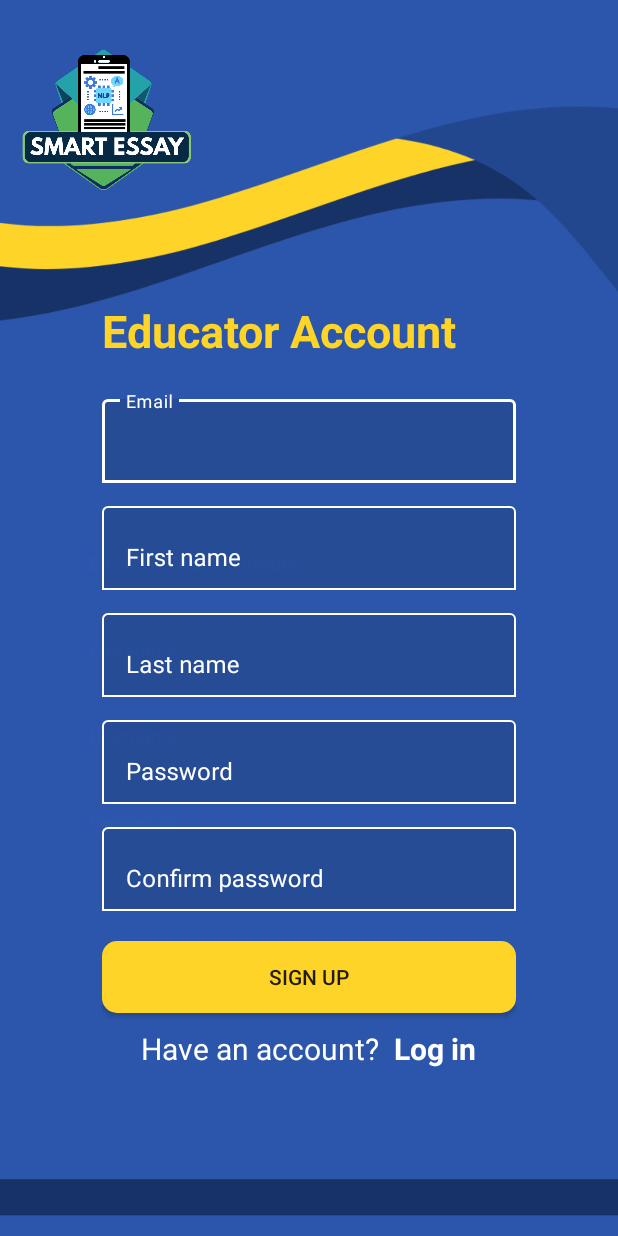
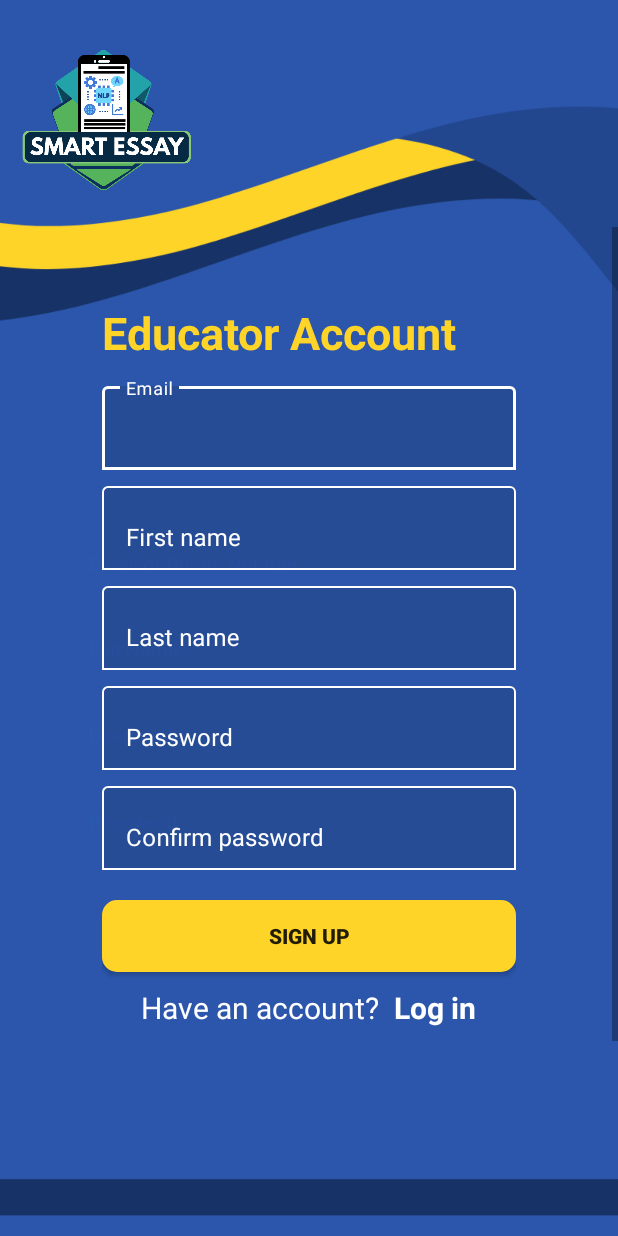
Before and after one commit to Jhonas028/SmartEssay, an Android app: the CreateTeacherAcc screen opened directly, with no data from a screen before it, on a phone screen of 412 x 824 dp. Run offline under Robolectric (Android 15) with nearby library versions, the phone set to English and light mode, and no system bars; our stand-ins replace Firebase (no records; nobody signed in at launch, a user with empty details on screens opened directly); Roboto replaces fonts that are not available here.

Commit message:
done Teacher side creating of account

```diff
--- a/app/src/main/AndroidManifest.xml
+++ b/app/src/main/AndroidManifest.xml
@@ -14,6 +14,9 @@
         android:supportsRtl="true"
         android:theme="@style/Theme.SmartEssay"
         tools:targetApi="31">
+        <activity
+            android:name=".CreatingAccounts.OTPverifyTeacher"
+            android:exported="false" />
         <activity
             android:name=".StudentHomepage.StudentHPActivity"
             android:exported="false" />
--- a/app/src/main/java/com/example/smartessay/CreatingAccounts/CreateTeacherAcc.java
+++ b/app/src/main/java/com/example/smartessay/CreatingAccounts/CreateTeacherAcc.java
@@ -1,17 +1,40 @@
+// Full file: CreateStudentAcc.java
 package com.example.smartessay.CreatingAccounts;
 
+import android.content.Intent;
 import android.os.Bundle;
 import android.util.Log;
+import android.widget.Button;
+import android.widget.EditText;
+import android.widget.TextView;
+import android.widget.Toast;
 
 import androidx.activity.EdgeToEdge;
 import androidx.appcompat.app.AppCompatActivity;
-import androidx.core.graphics.Insets;
-import androidx.core.view.ViewCompat;
-import androidx.core.view.WindowInsetsCompat;
 
+import com.example.smartessay.API.EmailAPI;
+import com.example.smartessay.MainActivity;
 import com.example.smartessay.R;
+import com.google.android.material.textfield.TextInputLayout;
+import com.google.firebase.database.DatabaseReference;
+import com.google.firebase.database.FirebaseDatabase;
+
+import org.json.JSONException;
+
+import java.text.SimpleDateFormat;
+import java.util.Date;
+import java.util.HashMap;
+import java.util.Locale;
+import java.util.TimeZone;
 
 public class CreateTeacherAcc extends AppCompatActivity {
+
+    Button signupBTN;
+    EditText emailET, fnameET, lnameET, snumET, passET, conpassET;
+    TextInputLayout emailTV, fnameTV, lnameTV, passTV, conpassTV;
+    String email, fname, lname, pass, confPass;
+    TextView logInTV;
+    OTPgenerator otp;
 
     @Override
     protected void onCreate(Bundle savedInstanceState) {
@@ -20,6 +43,133 @@ public class CreateTeacherAcc extends AppCompatActivity {
         setContentView(R.layout.activity_create_teacher_acc);
 
         String account = getIntent().getStringExtra("account");
-        Log.i("myTag","account name: " + account);
+
+        signupBTN = findViewById(R.id.signupBTN);
+        emailET = findViewById(R.id.emailET);
+        fnameET = findViewById(R.id.fnameET);
+        lnameET = findViewById(R.id.lnameET);
+        passET = findViewById(R.id.passET);
+        conpassET = findViewById(R.id.conpassET);
+
+        emailTV = findViewById(R.id.emailTV);
+        fnameTV = findViewById(R.id.fnameTV);
+        lnameTV = findViewById(R.id.lnameTV);
+        passTV = findViewById(R.id.passTV);
+        conpassTV = findViewById(R.id.conpassTV);
+
+        logInTV = findViewById(R.id.logInTV);
+
+        clearHelperTextOnFocus(emailET, emailTV);
+        clearHelperTextOnFocus(fnameET, fnameTV);
+        clearHelperTextOnFocus(lnameET, lnameTV);
+        clearHelperTextOnFocus(passET, passTV);
+        clearHelperTextOnFocus(conpassET, conpassTV);
+
+        logInTV.setOnClickListener(view -> {
+            startActivity(new Intent(CreateTeacherAcc.this, MainActivity.class));
+            finish();
+        });
+
+        signupBTN.setOnClickListener(v -> {
+            if (validateInputs()) {
+                otp = new OTPgenerator();
+                String myOTP = otp.generateOTP();
+                String email = emailET.getText().toString().trim();
+                String fullname = fnameET.getText().toString().trim() + " " + lnameET.getText().toString().trim();
+                String pass = passET.getText().toString().trim();
+
+                SimpleDateFormat sdf = new SimpleDateFormat("yyyy-MM-dd HH:mm:ss", Locale.getDefault());
+                sdf.setTimeZone(TimeZone.getTimeZone("Asia/Manila"));
+                String formattedTime = sdf.format(new Date());
+                long timestampRaw = System.currentTimeMillis();
+
+                DatabaseReference pendingRef = FirebaseDatabase.getInstance()
+                        .getReference("pending_verification");
+
+
+                HashMap<String, Object> pendingData = new HashMap<>();
+                pendingData.put("email", email);
+                pendingData.put("fullname", fullname);
+                pendingData.put("password", pass);
+                pendingData.put("otp", myOTP);
+                pendingData.put("timestamp", formattedTime); // readable format
+                pendingData.put("timestamp_raw", timestampRaw); // optional raw format
+
+                /* API FOR EMAIL, PLEASE DO NOT REMOVE THIS
+                try {
+                    EmailAPI.sendOtpEmail(currentOtp,email);
+                } catch (JSONException e) {
+                    throw new RuntimeException(e);
+                }*/
+
+                pendingRef.setValue(pendingData)
+                        .addOnSuccessListener(aVoid -> {
+                            Intent intent = new Intent(CreateTeacherAcc.this, OTPverifyTeacher.class);
+                            intent.putExtra("account", account);
+                            intent.putExtra("email_teacher", email);
+                            intent.putExtra("otp_code_teacher", myOTP);
+                            intent.putExtra("fullname", fullname);
+                            intent.putExtra("password", pass);
+                            intent.putExtra("timestamp", formattedTime);
+                            startActivity(intent);
+                            Toast.makeText(getApplicationContext(), "OTP sent. Please verify.", Toast.LENGTH_SHORT).show();
+                        })
+                        .addOnFailureListener(e -> {
+                            Toast.makeText(getApplicationContext(), "Failed to start verification.", Toast.LENGTH_SHORT).show();
+                            Log.e("FirebaseError", e.getMessage());
+                        });
+            } else {
+                Toast.makeText(getApplicationContext(), "Sign-in failed", Toast.LENGTH_SHORT).show();
+            }
+        });
+    }
+
+    private boolean validateInputs() {
+        email = emailET.getText().toString().trim();
+        fname = fnameET.getText().toString().trim();
+        lname = lnameET.getText().toString().trim();
+        pass = passET.getText().toString().trim();
+        confPass = conpassET.getText().toString().trim();
+
+        boolean isValid = true;
+
+        isValid &= setError(emailTV, email.isEmpty() || !email.matches("^[a-z]+\\.\\d{1,10}@sanpablo\\.sti\\.edu\\.ph$"), "Enter a valid STI San Pablo email.");
+        isValid &= setError(fnameTV, fname.isEmpty(), "First name is required.");
+        isValid &= setError(lnameTV, lname.isEmpty(), "Last name is required.");
+        isValid &= setError(passTV, pass.isEmpty() || !isValidPassword(pass), "Password must be 8–15 characters long, and include letters, numbers, and special characters.");
+
+        if (confPass.isEmpty()) {
+            conpassTV.setHelperText("Confirm password is required.");
+            isValid = false;
+        } else if (!confPass.equals(pass)) {
+            conpassTV.setHelperText("Passwords do not match.");
+            isValid = false;
+        } else {
+            conpassTV.setHelperText(null);
+        }
+
+        return isValid;
+    }
+
+    private boolean setError(TextInputLayout layout, boolean condition, String message) {
+        if (condition) {
+            layout.setHelperText(message);
+            return false;
+        } else {
+            layout.setHelperText(null);
+            return true;
+        }
+    }
+
+    private void clearHelperTextOnFocus(EditText editText, TextInputLayout layout) {
+        editText.setOnFocusChangeListener((v, hasFocus) -> {
+            if (hasFocus) {
+                layout.setHelperText(null);
+            }
+        });
+    }
+
+    public boolean isValidPassword(String password) {
+        return password.matches("^(?=.*[A-Za-z])(?=.*\\d)(?=.*[!@#$%^&.*])[A-Za-z\\d!@#$%^&.*]{8,15}$");
     }
 }
--- a/app/src/main/res/layout/activity_create_teacher_acc.xml
+++ b/app/src/main/res/layout/activity_create_teacher_acc.xml
@@ -19,125 +19,156 @@
         app:layout_constraintTop_toTopOf="parent"
         app:srcCompat="@drawable/smart_essaylogo" />
 
+    <ScrollView
+        android:id="@+id/scrollView"
+        android:layout_width="0dp"
+        android:layout_height="0dp"
+        android:fillViewport="true"
+        app:layout_constraintTop_toBottomOf="@id/imageView3"
+        app:layout_constraintBottom_toBottomOf="parent"
+        app:layout_constraintStart_toStartOf="parent"
+        app:layout_constraintEnd_toEndOf="parent">
+
+        <LinearLayout
+            android:layout_width="match_parent"
+            android:layout_height="wrap_content"
+            android:paddingTop="50dp"
+            android:paddingBottom="300dp"
+            android:orientation="vertical">
+
             <LinearLayout
                 android:layout_width="276dp"
                 android:layout_height="wrap_content"
-        android:layout_marginTop="200dp"
                 android:orientation="vertical"
-        app:layout_constraintEnd_toEndOf="parent"
-        app:layout_constraintStart_toStartOf="parent"
-        app:layout_constraintTop_toTopOf="parent">
+                android:layout_gravity="center">
 
                 <TextView
                     android:id="@+id/textView2"
                     android:layout_width="wrap_content"
                     android:layout_height="wrap_content"
-            android:layout_marginBottom="20dp"
+                    android:layout_marginBottom="10dp"
                     android:text="Educator Account"
                     android:textColor="@color/text_title_yellow"
                     android:textSize="30dp"
-            android:textStyle="bold"
-            app:layout_constraintEnd_toEndOf="parent"
-            app:layout_constraintStart_toStartOf="parent" />
+                    android:textStyle="bold" />
 
-        <!--email-->
+                <!-- Email -->
                 <com.google.android.material.textfield.TextInputLayout
+                    android:id="@+id/emailTV"
                     android:layout_width="match_parent"
                     android:layout_height="wrap_content"
                     android:hint="Email"
                     android:textColorHint="@color/white"
                     app:boxBackgroundMode="outline"
                     app:boxStrokeColor="@color/white_hint_selector"
+                    app:helperTextTextColor="#FF0000"
                     app:hintTextColor="@color/white_hint_selector">
 
                     <com.google.android.material.textfield.TextInputEditText
+                        android:id="@+id/emailET"
                         android:layout_width="match_parent"
                         android:layout_height="wrap_content"
                         android:textColor="@android:color/white"
                         android:textColorHint="@color/white_hint_selector" />
                 </com.google.android.material.textfield.TextInputLayout>
 
-        <!--Firstname-->
+                <!-- Firstname -->
                 <com.google.android.material.textfield.TextInputLayout
+                    android:id="@+id/fnameTV"
                     android:layout_width="match_parent"
                     android:layout_height="wrap_content"
-            android:layout_marginTop="10dp"
+                    android:layout_marginTop="5dp"
                     android:hint="First name"
+                    app:helperTextTextColor="#FF0000"
                     android:textColorHint="@color/white"
                     app:boxBackgroundMode="outline"
                     app:boxStrokeColor="@color/white_hint_selector"
                     app:hintTextColor="@color/white_hint_selector">
 
                     <com.google.android.material.textfield.TextInputEditText
+                        android:id="@+id/fnameET"
                         android:layout_width="match_parent"
                         android:layout_height="wrap_content"
                         android:textColor="@android:color/white"
                         android:textColorHint="@color/white_hint_selector" />
                 </com.google.android.material.textfield.TextInputLayout>
 
-        <!--Lastname-->
+                <!-- Lastname -->
                 <com.google.android.material.textfield.TextInputLayout
+                    android:id="@+id/lnameTV"
                     android:layout_width="match_parent"
                     android:layout_height="wrap_content"
-            android:layout_marginTop="10dp"
+                    android:layout_marginTop="5dp"
                     android:hint="Last name"
+                    app:helperTextTextColor="#FF0000"
                     android:textColorHint="@color/white"
                     app:boxBackgroundMode="outline"
                     app:boxStrokeColor="@color/white_hint_selector"
                     app:hintTextColor="@color/white_hint_selector">
 
                     <com.google.android.material.textfield.TextInputEditText
+                        android:id="@+id/lnameET"
                         android:layout_width="match_parent"
                         android:layout_height="wrap_content"
                         android:textColor="@android:color/white"
                         android:textColorHint="@color/white_hint_selector" />
                 </com.google.android.material.textfield.TextInputLayout>
 
-        <!--Password-->
+                <!-- Password -->
                 <com.google.android.material.textfield.TextInputLayout
+                    android:id="@+id/passTV"
                     android:layout_width="match_parent"
                     android:layout_height="wrap_content"
-            android:layout_marginTop="10dp"
+                    android:layout_marginTop="5dp"
                     android:hint="Password"
+                    app:helperTextTextColor="#FF0000"
                     android:textColorHint="@color/white"
                     app:boxBackgroundMode="outline"
                     app:boxStrokeColor="@color/white_hint_selector"
                     app:hintTextColor="@color/white_hint_selector">
 
                     <com.google.android.material.textfield.TextInputEditText
+                        android:id="@+id/passET"
                         android:layout_width="match_parent"
                         android:layout_height="wrap_content"
+                        android:inputType="textPassword"
                         android:textColor="@android:color/white"
                         android:textColorHint="@color/white_hint_selector" />
                 </com.google.android.material.textfield.TextInputLayout>
 
-        <!--Confirm Password-->
+                <!-- Confirm Password -->
                 <com.google.android.material.textfield.TextInputLayout
+                    android:id="@+id/conpassTV"
                     android:layout_width="match_parent"
                     android:layout_height="wrap_content"
-            android:layout_marginTop="10dp"
+                    android:layout_marginTop="5dp"
                     android:hint="Confirm password"
                     android:textColorHint="@color/white"
                     app:boxBackgroundMode="outline"
+                    app:helperTextTextColor="#FF0000"
                     app:boxStrokeColor="@color/white_hint_selector"
                     app:hintTextColor="@color/white_hint_selector">
 
                     <com.google.android.material.textfield.TextInputEditText
+                        android:id="@+id/conpassET"
                         android:layout_width="match_parent"
                         android:layout_height="wrap_content"
+                        android:inputType="textPassword"
                         android:textColor="@android:color/white"
                         android:textColorHint="@color/white_hint_selector" />
-
                 </com.google.android.material.textfield.TextInputLayout>
 
+                <!-- Sign Up Button -->
                 <androidx.appcompat.widget.AppCompatButton
-            android:id="@+id/button"
+                    android:id="@+id/signupBTN"
                     android:layout_width="match_parent"
                     android:layout_height="wrap_content"
                     android:layout_marginTop="20dp"
                     android:background="@drawable/round_all_yellow_button"
-            android:text="Sign Up" />
+                    android:text="Sign Up"
+                    android:textStyle="bold" />
 
+                <!-- Login Text -->
                 <LinearLayout
                     android:layout_width="wrap_content"
                     android:layout_height="wrap_content"
@@ -149,25 +180,21 @@
                         android:id="@+id/textView"
                         android:layout_width="wrap_content"
                         android:layout_height="wrap_content"
-                android:layout_gravity="center"
                         android:text="Have an account?"
                         android:textColor="@color/white"
                         android:textSize="20dp" />
 
                     <TextView
-                android:id="@+id/textView3"
+                        android:id="@+id/logInTV"
                         android:layout_width="wrap_content"
                         android:layout_height="wrap_content"
-                android:layout_gravity="center"
                         android:layout_marginLeft="10dp"
                         android:text="Log in"
                         android:textColor="@color/white"
                         android:textSize="20dp"
                         android:textStyle="bold" />
                 </LinearLayout>
-
-
             </LinearLayout>
-
-
+        </LinearLayout>
+    </ScrollView>
 </androidx.constraintlayout.widget.ConstraintLayout>
```
Also changed, not shown: app/src/main/java/com/example/smartessay/CreatingAccounts/OTPverifyTeacher.java (added, +256 -0 lines), app/src/main/res/layout/activity_otpverify_teacher.xml (added, +202 -0 lines). Lines whose indentation alone changed are shown as unchanged.
